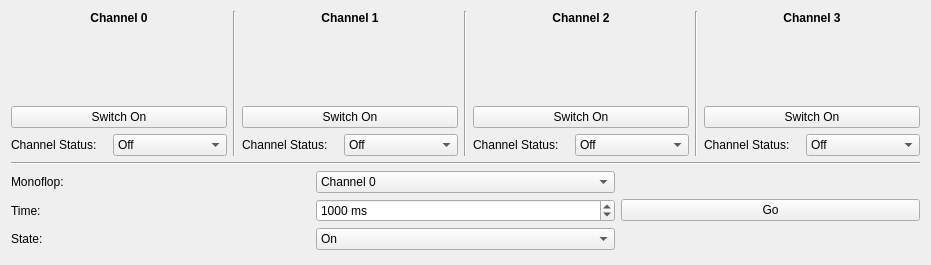
The window that src/brickv/plugin_system/plugins/industrial_quad_relay_v2/ui/industrial_quad_relay_v2.ui (Tinkerforge/brickv) describes before a commit, drawn with Qt 5.
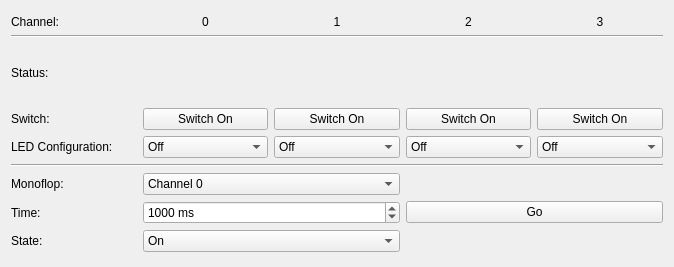
The same window after the commit.

Commit message: Make Industrial Quad Relay V2 ui more readable

```diff
--- a/src/brickv/plugin_system/plugins/industrial_quad_relay_v2/ui/industrial_quad_relay_v2.ui
+++ b/src/brickv/plugin_system/plugins/industrial_quad_relay_v2/ui/industrial_quad_relay_v2.ui
@@ -6,8 +6,8 @@
    <rect>
     <x>0</x>
     <y>0</y>
-    <width>931</width>
-    <height>265</height>
+    <width>674</width>
+    <height>267</height>
    </rect>
   </property>
   <property name="windowTitle">
@@ -15,84 +15,21 @@
   </property>
   <layout class="QVBoxLayout" name="verticalLayout">
    <item>
-    <layout class="QGridLayout" name="gridLayout_6">
-     <item row="2" column="0" colspan="2">
-      <widget class="QLabel" name="b0_icon">
-       <property name="text">
-        <string/>
-       </property>
-       <property name="alignment">
-        <set>Qt::AlignCenter</set>
-       </property>
-      </widget>
-     </item>
-     <item row="5" column="9">
-      <widget class="QLabel" name="label_4">
-       <property name="sizePolicy">
-        <sizepolicy hsizetype="Expanding" vsizetype="Preferred">
-         <horstretch>0</horstretch>
-         <verstretch>0</verstretch>
-        </sizepolicy>
-       </property>
-       <property name="text">
-        <string>Channel Status:</string>
-       </property>
-      </widget>
-     </item>
-     <item row="5" column="7">
-      <widget class="QComboBox" name="cbox_cs2_cfg">
-       <property name="sizePolicy">
-        <sizepolicy hsizetype="Expanding" vsizetype="Fixed">
-         <horstretch>0</horstretch>
-         <verstretch>0</verstretch>
-        </sizepolicy>
-       </property>
-       <item>
-        <property name="text">
-         <string>Off</string>
-        </property>
-       </item>
-       <item>
-        <property name="text">
-         <string>On</string>
-        </property>
-       </item>
-       <item>
-        <property name="text">
-         <string>Heartbeat</string>
-        </property>
-       </item>
-       <item>
-        <property name="text">
-         <string>Channel Status</string>
-        </property>
-       </item>
-      </widget>
-     </item>
-     <item row="0" column="2" rowspan="6">
-      <widget class="Line" name="line_2">
-       <property name="orientation">
-        <enum>Qt::Vertical</enum>
-       </property>
-      </widget>
-     </item>
-     <item row="0" column="0" colspan="2">
-      <widget class="QLabel" name="b0_label">
-       <property name="sizePolicy">
-        <sizepolicy hsizetype="Expanding" vsizetype="Preferred">
-         <horstretch>0</horstretch>
-         <verstretch>0</verstretch>
-        </sizepolicy>
-       </property>
-       <property name="text">
-        <string>&lt;html&gt;&lt;head/&gt;&lt;body&gt;&lt;p&gt;&lt;span style=&quot; font-weight:600;&quot;&gt;Channel 0&lt;/span&gt;&lt;/p&gt;&lt;/body&gt;&lt;/html&gt;</string>
-       </property>
-       <property name="alignment">
-        <set>Qt::AlignCenter</set>
-       </property>
-      </widget>
-     </item>
-     <item row="2" column="3" colspan="2">
+    <spacer name="verticalSpacer_2">
+     <property name="orientation">
+      <enum>Qt::Vertical</enum>
+     </property>
+     <property name="sizeHint" stdset="0">
+      <size>
+       <width>20</width>
+       <height>40</height>
+      </size>
+     </property>
+    </spacer>
+   </item>
+   <item>
+    <layout class="QGridLayout" name="gridLayout_2">
+     <item row="3" column="2">
       <widget class="QLabel" name="b1_icon">
        <property name="text">
         <string/>
@@ -102,106 +39,8 @@
        </property>
       </widget>
      </item>
-     <item row="4" column="9" colspan="2">
-      <widget class="QPushButton" name="b3">
-       <property name="sizePolicy">
-        <sizepolicy hsizetype="Expanding" vsizetype="Fixed">
-         <horstretch>0</horstretch>
-         <verstretch>0</verstretch>
-        </sizepolicy>
-       </property>
-       <property name="text">
-        <string>Switch On</string>
-       </property>
-      </widget>
-     </item>
-     <item row="4" column="0" colspan="2">
-      <widget class="QPushButton" name="b0">
-       <property name="sizePolicy">
-        <sizepolicy hsizetype="Expanding" vsizetype="Fixed">
-         <horstretch>0</horstretch>
-         <verstretch>0</verstretch>
-        </sizepolicy>
-       </property>
-       <property name="text">
-        <string>Switch On</string>
-       </property>
-      </widget>
-     </item>
-     <item row="4" column="3" colspan="2">
-      <widget class="QPushButton" name="b1">
-       <property name="sizePolicy">
-        <sizepolicy hsizetype="Expanding" vsizetype="Fixed">
-         <horstretch>0</horstretch>
-         <verstretch>0</verstretch>
-        </sizepolicy>
-       </property>
-       <property name="text">
-        <string>Switch On</string>
-       </property>
-      </widget>
-     </item>
-     <item row="5" column="4">
-      <widget class="QComboBox" name="cbox_cs1_cfg">
-       <property name="sizePolicy">
-        <sizepolicy hsizetype="Expanding" vsizetype="Fixed">
-         <horstretch>0</horstretch>
-         <verstretch>0</verstretch>
-        </sizepolicy>
-       </property>
-       <item>
-        <property name="text">
-         <string>Off</string>
-        </property>
-       </item>
-       <item>
-        <property name="text">
-         <string>On</string>
-        </property>
-       </item>
-       <item>
-        <property name="text">
-         <string>Heartbeat</string>
-        </property>
-       </item>
-       <item>
-        <property name="text">
-         <string>Channel Status</string>
-        </property>
-       </item>
-      </widget>
-     </item>
-     <item row="0" column="9" colspan="2">
-      <widget class="QLabel" name="b3_label">
-       <property name="sizePolicy">
-        <sizepolicy hsizetype="Expanding" vsizetype="Preferred">
-         <horstretch>0</horstretch>
-         <verstretch>0</verstretch>
-        </sizepolicy>
-       </property>
-       <property name="text">
-        <string>&lt;html&gt;&lt;head/&gt;&lt;body&gt;&lt;p&gt;&lt;span style=&quot; font-weight:600;&quot;&gt;Channel 3&lt;/span&gt;&lt;/p&gt;&lt;/body&gt;&lt;/html&gt;</string>
-       </property>
-       <property name="alignment">
-        <set>Qt::AlignCenter</set>
-       </property>
-      </widget>
-     </item>
-     <item row="5" column="0">
-      <widget class="QLabel" name="label">
-       <property name="sizePolicy">
-        <sizepolicy hsizetype="Expanding" vsizetype="Preferred">
-         <horstretch>0</horstretch>
-         <verstretch>0</verstretch>
-        </sizepolicy>
-       </property>
-       <property name="text">
-        <string>Channel Status:</string>
-       </property>
-      </widget>
-     </item>
-     <item row="1" column="0">
-      <spacer name="verticalSpacer_2">
+     <item row="2" column="1">
+      <spacer name="verticalSpacer_3">
        <property name="orientation">
         <enum>Qt::Vertical</enum>
        </property>
@@ -213,23 +52,7 @@
        </property>
       </spacer>
      </item>
-     <item row="0" column="6" colspan="2">
-      <widget class="QLabel" name="b2_label">
-       <property name="sizePolicy">
-        <sizepolicy hsizetype="Expanding" vsizetype="Preferred">
-         <horstretch>0</horstretch>
-         <verstretch>0</verstretch>
-        </sizepolicy>
-       </property>
-       <property name="text">
-        <string>&lt;html&gt;&lt;head/&gt;&lt;body&gt;&lt;p&gt;&lt;span style=&quot; font-weight:600;&quot;&gt;Channel 2&lt;/span&gt;&lt;/p&gt;&lt;/body&gt;&lt;/html&gt;</string>
-       </property>
-       <property name="alignment">
-        <set>Qt::AlignCenter</set>
-       </property>
-      </widget>
-     </item>
-     <item row="4" column="6" colspan="2">
+     <item row="5" column="3">
       <widget class="QPushButton" name="b2">
        <property name="sizePolicy">
         <sizepolicy hsizetype="Expanding" vsizetype="Fixed">
@@ -242,67 +65,7 @@
        </property>
       </widget>
      </item>
-     <item row="0" column="5" rowspan="6">
-      <widget class="Line" name="line_3">
-       <property name="orientation">
-        <enum>Qt::Vertical</enum>
-       </property>
-      </widget>
-     </item>
-     <item row="0" column="8" rowspan="6">
-      <widget class="Line" name="line_4">
-       <property name="orientation">
-        <enum>Qt::Vertical</enum>
-       </property>
-      </widget>
-     </item>
-     <item row="5" column="1">
-      <widget class="QComboBox" name="cbox_cs0_cfg">
-       <property name="sizePolicy">
-        <sizepolicy hsizetype="Expanding" vsizetype="Fixed">
-         <horstretch>0</horstretch>
-         <verstretch>0</verstretch>
-        </sizepolicy>
-       </property>
-       <item>
-        <property name="text">
-         <string>Off</string>
-        </property>
-       </item>
-       <item>
-        <property name="text">
-         <string>On</string>
-        </property>
-       </item>
-       <item>
-        <property name="text">
-         <string>Heartbeat</string>
-        </property>
-       </item>
-       <item>
-        <property name="text">
-         <string>Channel Status</string>
-        </property>
-       </item>
-      </widget>
-     </item>
-     <item row="0" column="3" colspan="2">
-      <widget class="QLabel" name="b1_label">
-       <property name="sizePolicy">
-        <sizepolicy hsizetype="Expanding" vsizetype="Preferred">
-         <horstretch>0</horstretch>
-         <verstretch>0</verstretch>
-        </sizepolicy>
-       </property>
-       <property name="text">
-        <string>&lt;html&gt;&lt;head/&gt;&lt;body&gt;&lt;p&gt;&lt;span style=&quot; font-weight:600;&quot;&gt;Channel 1&lt;/span&gt;&lt;/p&gt;&lt;/body&gt;&lt;/html&gt;</string>
-       </property>
-       <property name="alignment">
-        <set>Qt::AlignCenter</set>
-       </property>
-      </widget>
-     </item>
-     <item row="2" column="9" colspan="2">
+     <item row="3" column="4">
       <widget class="QLabel" name="b3_icon">
        <property name="text">
         <string/>
@@ -312,130 +75,20 @@
        </property>
       </widget>
      </item>
-     <item row="5" column="6">
-      <widget class="QLabel" name="label_3">
+     <item row="5" column="4">
+      <widget class="QPushButton" name="b3">
        <property name="sizePolicy">
-        <sizepolicy hsizetype="Expanding" vsizetype="Preferred">
-         <horstretch>0</horstretch>
-         <verstretch>0</verstretch>
-        </sizepolicy>
-       </property>
-       <property name="text">
-        <string>Channel Status:</string>
-       </property>
-      </widget>
-     </item>
-     <item row="5" column="3">
-      <widget class="QLabel" name="label_2">
-       <property name="sizePolicy">
-        <sizepolicy hsizetype="Expanding" vsizetype="Preferred">
-         <horstretch>0</horstretch>
-         <verstretch>0</verstretch>
-        </sizepolicy>
-       </property>
-       <property name="text">
-        <string>Channel Status:</string>
-       </property>
-      </widget>
-     </item>
-     <item row="2" column="6" colspan="2">
-      <widget class="QLabel" name="b2_icon">
-       <property name="text">
-        <string/>
-       </property>
-       <property name="alignment">
-        <set>Qt::AlignCenter</set>
-       </property>
-      </widget>
-     </item>
-     <item row="5" column="10">
-      <widget class="QComboBox" name="cbox_cs3_cfg">
-       <property name="sizePolicy">
         <sizepolicy hsizetype="Expanding" vsizetype="Fixed">
          <horstretch>0</horstretch>
          <verstretch>0</verstretch>
         </sizepolicy>
        </property>
-       <item>
-        <property name="text">
-         <string>Off</string>
-        </property>
-       </item>
-       <item>
-        <property name="text">
-         <string>On</string>
-        </property>
-       </item>
-       <item>
-        <property name="text">
-         <string>Heartbeat</string>
-        </property>
-       </item>
-       <item>
-        <property name="text">
-         <string>Channel Status</string>
-        </property>
-       </item>
-      </widget>
-     </item>
-     <item row="3" column="0">
-      <spacer name="verticalSpacer_6">
-       <property name="orientation">
-        <enum>Qt::Vertical</enum>
-       </property>
-       <property name="sizeHint" stdset="0">
-        <size>
-         <width>20</width>
-         <height>40</height>
-        </size>
-       </property>
-      </spacer>
-     </item>
-    </layout>
-   </item>
-   <item>
-    <widget class="Line" name="line">
-     <property name="orientation">
-      <enum>Qt::Horizontal</enum>
-     </property>
-    </widget>
-   </item>
-   <item>
-    <layout class="QGridLayout" name="gridLayout_5">
-     <item row="2" column="1">
-      <widget class="QComboBox" name="monoflop_state">
-       <property name="sizePolicy">
-        <sizepolicy hsizetype="Expanding" vsizetype="Fixed">
-         <horstretch>0</horstretch>
-         <verstretch>0</verstretch>
-        </sizepolicy>
-       </property>
-       <item>
-        <property name="text">
-         <string>On</string>
-        </property>
-       </item>
-       <item>
-        <property name="text">
-         <string>Off</string>
-        </property>
-       </item>
-      </widget>
-     </item>
-     <item row="2" column="0">
-      <widget class="QLabel" name="label_6">
-       <property name="sizePolicy">
-        <sizepolicy hsizetype="Expanding" vsizetype="Preferred">
-         <horstretch>0</horstretch>
-         <verstretch>0</verstretch>
-        </sizepolicy>
-       </property>
        <property name="text">
-        <string>State:</string>
+        <string>Switch On</string>
        </property>
       </widget>
      </item>
-     <item row="1" column="0">
+     <item row="9" column="0">
       <widget class="QLabel" name="monoflop_label2">
        <property name="sizePolicy">
         <sizepolicy hsizetype="Expanding" vsizetype="Preferred">
@@ -448,7 +101,7 @@
        </property>
       </widget>
      </item>
-     <item row="1" column="1">
+     <item row="9" column="1" colspan="2">
       <widget class="QSpinBox" name="monoflop_time">
        <property name="sizePolicy">
         <sizepolicy hsizetype="Expanding" vsizetype="Fixed">
@@ -473,20 +126,14 @@
        </property>
       </widget>
      </item>
-     <item row="0" column="0">
-      <widget class="QLabel" name="monoflop_label1">
-       <property name="sizePolicy">
-        <sizepolicy hsizetype="Expanding" vsizetype="Preferred">
-         <horstretch>0</horstretch>
-         <verstretch>0</verstretch>
-        </sizepolicy>
-       </property>
-       <property name="text">
-        <string>Monoflop:</string>
+     <item row="7" column="0" colspan="5">
+      <widget class="Line" name="line">
+       <property name="orientation">
+        <enum>Qt::Horizontal</enum>
        </property>
       </widget>
      </item>
-     <item row="0" column="1">
+     <item row="8" column="1" colspan="2">
       <widget class="QComboBox" name="monoflop_pin">
        <property name="sizePolicy">
         <sizepolicy hsizetype="Expanding" vsizetype="Fixed">
@@ -519,7 +166,7 @@
        </item>
       </widget>
      </item>
-     <item row="1" column="2">
+     <item row="9" column="3" colspan="2">
       <widget class="QPushButton" name="monoflop_go">
        <property name="sizePolicy">
         <sizepolicy hsizetype="Expanding" vsizetype="Fixed">
@@ -532,6 +179,330 @@
        </property>
       </widget>
      </item>
+     <item row="0" column="0">
+      <widget class="QLabel" name="label_5">
+       <property name="text">
+        <string>Channel:</string>
+       </property>
+      </widget>
+     </item>
+     <item row="3" column="1">
+      <widget class="QLabel" name="b0_icon">
+       <property name="text">
+        <string/>
+       </property>
+       <property name="alignment">
+        <set>Qt::AlignCenter</set>
+       </property>
+      </widget>
+     </item>
+     <item row="0" column="2">
+      <widget class="QLabel" name="b1_label">
+       <property name="sizePolicy">
+        <sizepolicy hsizetype="Expanding" vsizetype="Preferred">
+         <horstretch>0</horstretch>
+         <verstretch>0</verstretch>
+        </sizepolicy>
+       </property>
+       <property name="text">
+        <string>1</string>
+       </property>
+       <property name="alignment">
+        <set>Qt::AlignCenter</set>
+       </property>
+      </widget>
+     </item>
+     <item row="0" column="1">
+      <widget class="QLabel" name="b0_label">
+       <property name="sizePolicy">
+        <sizepolicy hsizetype="Expanding" vsizetype="Preferred">
+         <horstretch>0</horstretch>
+         <verstretch>0</verstretch>
+        </sizepolicy>
+       </property>
+       <property name="text">
+        <string>0</string>
+       </property>
+       <property name="alignment">
+        <set>Qt::AlignCenter</set>
+       </property>
+      </widget>
+     </item>
+     <item row="10" column="0">
+      <widget class="QLabel" name="label_6">
+       <property name="sizePolicy">
+        <sizepolicy hsizetype="Expanding" vsizetype="Preferred">
+         <horstretch>0</horstretch>
+         <verstretch>0</verstretch>
+        </sizepolicy>
+       </property>
+       <property name="text">
+        <string>State:</string>
+       </property>
+      </widget>
+     </item>
+     <item row="0" column="3">
+      <widget class="QLabel" name="b2_label">
+       <property name="sizePolicy">
+        <sizepolicy hsizetype="Expanding" vsizetype="Preferred">
+         <horstretch>0</horstretch>
+         <verstretch>0</verstretch>
+        </sizepolicy>
+       </property>
+       <property name="text">
+        <string>2</string>
+       </property>
+       <property name="alignment">
+        <set>Qt::AlignCenter</set>
+       </property>
+      </widget>
+     </item>
+     <item row="0" column="4">
+      <widget class="QLabel" name="b3_label">
+       <property name="sizePolicy">
+        <sizepolicy hsizetype="Expanding" vsizetype="Preferred">
+         <horstretch>0</horstretch>
+         <verstretch>0</verstretch>
+        </sizepolicy>
+       </property>
+       <property name="text">
+        <string>3</string>
+       </property>
+       <property name="alignment">
+        <set>Qt::AlignCenter</set>
+       </property>
+      </widget>
+     </item>
+     <item row="5" column="1">
+      <widget class="QPushButton" name="b0">
+       <property name="sizePolicy">
+        <sizepolicy hsizetype="Expanding" vsizetype="Fixed">
+         <horstretch>0</horstretch>
+         <verstretch>0</verstretch>
+        </sizepolicy>
+       </property>
+       <property name="text">
+        <string>Switch On</string>
+       </property>
+      </widget>
+     </item>
+     <item row="5" column="2">
+      <widget class="QPushButton" name="b1">
+       <property name="sizePolicy">
+        <sizepolicy hsizetype="Expanding" vsizetype="Fixed">
+         <horstretch>0</horstretch>
+         <verstretch>0</verstretch>
+        </sizepolicy>
+       </property>
+       <property name="text">
+        <string>Switch On</string>
+       </property>
+      </widget>
+     </item>
+     <item row="8" column="0">
+      <widget class="QLabel" name="monoflop_label1">
+       <property name="sizePolicy">
+        <sizepolicy hsizetype="Expanding" vsizetype="Preferred">
+         <horstretch>0</horstretch>
+         <verstretch>0</verstretch>
+        </sizepolicy>
+       </property>
+       <property name="text">
+        <string>Monoflop:</string>
+       </property>
+      </widget>
+     </item>
+     <item row="3" column="3">
+      <widget class="QLabel" name="b2_icon">
+       <property name="text">
+        <string/>
+       </property>
+       <property name="alignment">
+        <set>Qt::AlignCenter</set>
+       </property>
+      </widget>
+     </item>
+     <item row="3" column="0">
+      <widget class="QLabel" name="label_7">
+       <property name="text">
+        <string>Status:</string>
+       </property>
+      </widget>
+     </item>
+     <item row="6" column="1">
+      <widget class="QComboBox" name="cbox_cs0_cfg">
+       <property name="sizePolicy">
+        <sizepolicy hsizetype="Expanding" vsizetype="Fixed">
+         <horstretch>0</horstretch>
+         <verstretch>0</verstretch>
+        </sizepolicy>
+       </property>
+       <item>
+        <property name="text">
+         <string>Off</string>
+        </property>
+       </item>
+       <item>
+        <property name="text">
+         <string>On</string>
+        </property>
+       </item>
+       <item>
+        <property name="text">
+         <string>Heartbeat</string>
+        </property>
+       </item>
+       <item>
+        <property name="text">
+         <string>Channel Status</string>
+        </property>
+       </item>
+      </widget>
+     </item>
+     <item row="5" column="0">
+      <widget class="QLabel" name="label_8">
+       <property name="text">
+        <string>Switch:</string>
+       </property>
+      </widget>
+     </item>
+     <item row="6" column="0">
+      <widget class="QLabel" name="label_9">
+       <property name="text">
+        <string>LED Configuration:</string>
+       </property>
+      </widget>
+     </item>
+     <item row="4" column="1">
+      <spacer name="verticalSpacer_4">
+       <property name="orientation">
+        <enum>Qt::Vertical</enum>
+       </property>
+       <property name="sizeHint" stdset="0">
+        <size>
+         <width>20</width>
+         <height>40</height>
+        </size>
+       </property>
+      </spacer>
+     </item>
+     <item row="6" column="4">
+      <widget class="QComboBox" name="cbox_cs3_cfg">
+       <property name="sizePolicy">
+        <sizepolicy hsizetype="Expanding" vsizetype="Fixed">
+         <horstretch>0</horstretch>
+         <verstretch>0</verstretch>
+        </sizepolicy>
+       </property>
+       <item>
+        <property name="text">
+         <string>Off</string>
+        </property>
+       </item>
+       <item>
+        <property name="text">
+         <string>On</string>
+        </property>
+       </item>
+       <item>
+        <property name="text">
+         <string>Heartbeat</string>
+        </property>
+       </item>
+       <item>
+        <property name="text">
+         <string>Channel Status</string>
+        </property>
+       </item>
+      </widget>
+     </item>
+     <item row="6" column="3">
+      <widget class="QComboBox" name="cbox_cs2_cfg">
+       <property name="sizePolicy">
+        <sizepolicy hsizetype="Expanding" vsizetype="Fixed">
+         <horstretch>0</horstretch>
+         <verstretch>0</verstretch>
+        </sizepolicy>
+       </property>
+       <item>
+        <property name="text">
+         <string>Off</string>
+        </property>
+       </item>
+       <item>
+        <property name="text">
+         <string>On</string>
+        </property>
+       </item>
+       <item>
+        <property name="text">
+         <string>Heartbeat</string>
+        </property>
+       </item>
+       <item>
+        <property name="text">
+         <string>Channel Status</string>
+        </property>
+       </item>
+      </widget>
+     </item>
+     <item row="6" column="2">
+      <widget class="QComboBox" name="cbox_cs1_cfg">
+       <property name="sizePolicy">
+        <sizepolicy hsizetype="Expanding" vsizetype="Fixed">
+         <horstretch>0</horstretch>
+         <verstretch>0</verstretch>
+        </sizepolicy>
+       </property>
+       <item>
+        <property name="text">
+         <string>Off</string>
+        </property>
+       </item>
+       <item>
+        <property name="text">
+         <string>On</string>
+        </property>
+       </item>
+       <item>
+        <property name="text">
+         <string>Heartbeat</string>
+        </property>
+       </item>
+       <item>
+        <property name="text">
+         <string>Channel Status</string>
+        </property>
+       </item>
+      </widget>
+     </item>
+     <item row="10" column="1" colspan="2">
+      <widget class="QComboBox" name="monoflop_state">
+       <property name="sizePolicy">
+        <sizepolicy hsizetype="Expanding" vsizetype="Fixed">
+         <horstretch>0</horstretch>
+         <verstretch>0</verstretch>
+        </sizepolicy>
+       </property>
+       <item>
+        <property name="text">
+         <string>On</string>
+        </property>
+       </item>
+       <item>
+        <property name="text">
+         <string>Off</string>
+        </property>
+       </item>
+      </widget>
+     </item>
+     <item row="1" column="0" colspan="5">
+      <widget class="Line" name="line_2">
+       <property name="orientation">
+        <enum>Qt::Horizontal</enum>
+       </property>
+      </widget>
+     </item>
     </layout>
    </item>
    <item>
```
